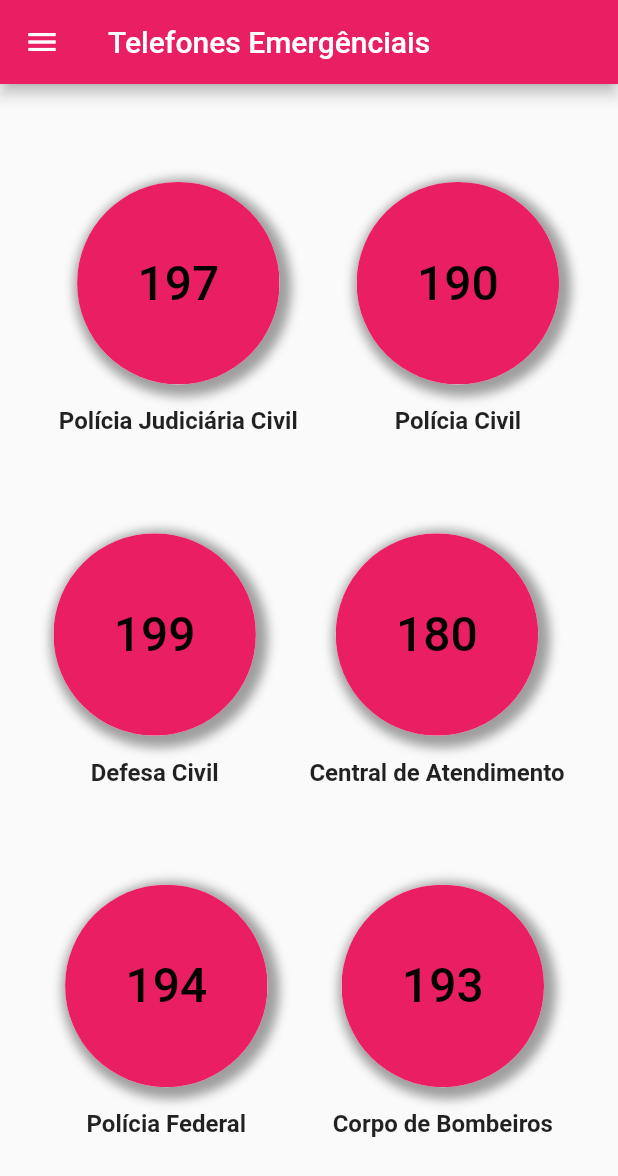
After one commit to Felipe-ABS/SOS_Mulheres_DF, a Flutter app: the TelephonePage screen opened by its route, on a phone screen of 412 x 824 dp. The commit adds this screen. Shown: the top 1176 px of the screen. Run offline on Flutter 3.47's test engine with Material 2 defaults, Android fonts, the phone set to English and light mode, and no system bars.

Commit message:
Tela de Telefones de Emergência criada

```diff
--- a/lib/components/app_drawer.dart
+++ b/lib/components/app_drawer.dart
@@ -33,7 +33,7 @@ class AppDrawer extends StatelessWidget {
               style: TextStyle(fontSize: 16),
             ),
             onTap: () {
-              Navigator.popAndPushNamed(context, "/codigos");
+              Navigator.popAndPushNamed(context, "/addCodigos");
             },
           ),
           const Divider(),
--- a/lib/main.dart
+++ b/lib/main.dart
@@ -2,6 +2,7 @@ import 'package:flutter/material.dart';
 import 'package:sos_mulheres/screens/codigos.dart';
 import 'package:sos_mulheres/screens/leis.dart';
 import 'package:sos_mulheres/screens/menu.dart';
+import 'package:sos_mulheres/screens/telefones.dart';
 
 void main() {
   runApp(const MyApp());
@@ -19,7 +20,8 @@ class MyApp extends StatelessWidget {
       routes: {
         '/': (context) => const MenuPage(title: "menu"),
         '/leis': (context) => const LeiPage(),
-        '/codigos': (context) => const CodePage(),
+        '/addCodigos': (context) => const AddCodePage(),
+        '/telefones': (context) => const TelephonePage(),
       },
     );
   }
--- a/lib/screens/codigos.dart
+++ b/lib/screens/codigos.dart
@@ -1,8 +1,8 @@
 import 'package:flutter/material.dart';
 import '../components/app_drawer.dart';
 
-class CodePage extends StatelessWidget {
-  const CodePage({Key? key}) : super(key: key);
+class AddCodePage extends StatelessWidget {
+  const AddCodePage({Key? key}) : super(key: key);
 
   @override
   Widget build(BuildContext context) {
--- a/lib/screens/menu.dart
+++ b/lib/screens/menu.dart
@@ -1,7 +1,5 @@
 import 'package:flutter/material.dart';
 import 'package:sos_mulheres/components/app_drawer.dart';
-
-import 'codigos.dart';
 
 class MenuPage extends StatelessWidget {
   const MenuPage({Key? key, required this.title}) : super(key: key);
@@ -37,14 +35,16 @@ class MenuPage extends StatelessWidget {
                 child: InkWell(
                   splashColor: Colors.pinkAccent, // Splash color
                   onTap: () {
-                      Navigator.push(
-                        context,
-                        MaterialPageRoute(
-                            builder: (context) => const CodePage()),
-                      );
+                    Navigator.popAndPushNamed(context, "/addCodigos");
                   },
                   child: const SizedBox(
-                        width: 135, height: 135, child: Icon(Icons.add)),
+                    width: 135,
+                    height: 135,
+                    child: Icon(
+                      Icons.add,
+                      size: 50,
+                    ),
+                  ),
                 ),
               ),
             ),
@@ -158,7 +158,9 @@ class MenuPage extends StatelessWidget {
                     color: Colors.pink, // Button color
                     child: InkWell(
                       splashColor: Colors.pinkAccent, // Splash color
-                        onTap: () {},
+                      onTap: () {
+                        Navigator.popAndPushNamed(context, "/telefones");
+                      },
                       child: SizedBox(
                         width: 135,
                         height: 135,
@@ -224,139 +226,7 @@ class MenuPage extends StatelessWidget {
             ],
           ),
         ],
-        )
-
-        // body: Column(
-        //   mainAxisAlignment: MainAxisAlignment.center,
-        //   children: <Widget>[
-        //     SizedBox.fromSize(
-        //       size: const Size(100, 100),
-        //       child: ClipOval(
-        //         child: Material(
-        //           color: Colors.pink,
-        //           child: InkWell(
-        //             splashColor: Colors.amberAccent,
-        //             onTap: () => {debugPrint("SOS")},
-        //             child: const Icon(
-        //               Icons.add,
-        //               size: 50,
-        //             ),
-        //           ),
-        //         ),
-        //       ),
-        //     ),
-        //     Row(
-
-        //       mainAxisAlignment: MainAxisAlignment.center,
-        //       crossAxisAlignment: CrossAxisAlignment.center,
-        //       children: [
-        //         SizedBox.fromSize(
-        //           size: const Size(100, 100),
-        //           child: ClipOval(
-        //             child: Material(
-        //               color: Colors.pink,
-        //               child: InkWell(
-        //                 splashColor: Colors.amberAccent,
-        //                 onTap: () => {debugPrint("Denúncia")},
-        //                 child: Center(
-        //                   child: RichText(
-        //                     textAlign: TextAlign.center,
-        //                     text: const TextSpan(
-        //                       text: "Denúncia",
-        //                       style: TextStyle(
-        //                         fontSize: 16,
-        //                         color: Colors.black,
-        //                       ),
-        //                     ),
-        //                   ),
-        //                 ),
-        //               ),
-        //             ),
-        //           ),
-        //         ),
-        //         SizedBox.fromSize(
-        //           size: const Size(100, 100),
-        //           child: ClipOval(
-        //             child: Material(
-        //               color: Colors.pink,
-        //               child: InkWell(
-        //                 splashColor: Colors.amberAccent,
-        //                 onTap: () => {debugPrint("Informações")},
-        //                 child: Center(
-        //                   child: RichText(
-        //                     textAlign: TextAlign.center,
-        //                     text: const TextSpan(
-        //                       text: "Informações",
-        //                       style: TextStyle(
-        //                         fontSize: 16,
-        //                         color: Colors.black,
-        //                       ),
-        //                     ),
-        //                   ),
-        //                 ),
-        //               ),
-        //             ),
-        //           ),
-        //         ),
-        //       ],
-        //     ),
-        //     Row(
-        //       mainAxisAlignment: MainAxisAlignment.center,
-        //       crossAxisAlignment: CrossAxisAlignment.center,
-        //       children: [
-        //         SizedBox.fromSize(
-        //           size: const Size(100, 100),
-        //           child: ClipOval(
-        //             child: Material(
-        //               color: Colors.pink,
-        //               child: InkWell(
-        //                 splashColor: Colors.amberAccent,
-        //                 onTap: () => {debugPrint("Telefone de Emergência")},
-        //                 child: Center(
-        //                   child: RichText(
-        //                     textAlign: TextAlign.center,
-        //                     text: const TextSpan(
-        //                       text: "Telefone de Emergência",
-        //                       style: TextStyle(
-        //                         fontSize: 16,
-        //                         color: Colors.black,
-        //                       ),
-        //                     ),
-        //                   ),
-        //                 ),
-        //               ),
-        //             ),
-        //           ),
-        //         ),
-        //         SizedBox.fromSize(
-        //           size: const Size(100, 100),
-        //           child: ClipOval(
-        //             child: Material(
-        //               color: Colors.pink,
-        //               child: InkWell(
-        //                 splashColor: Colors.amberAccent,
-        //                 onTap: () =>
-        //                     {debugPrint("Solicitar Medida Protetiva Online")},
-        //                 child: Center(
-        //                   child: RichText(
-        //                     textAlign: TextAlign.center,
-        //                     text: const TextSpan(
-        //                       text: "Solicitar Medida Protetiva Online",
-        //                       style: TextStyle(
-        //                         fontSize: 16,
-        //                         color: Colors.black,
-        //                       ),
-        //                     ),
-        //                   ),
-        //                 ),
-        //               ),
-        //             ),
-        //           ),
-        //         ),
-        //       ],
-        //     ),
-        //   ],
-        // ),
+      ),
     );
   }
 }
--- /dev/null
+++ b/lib/screens/telefones.dart
@@ -0,0 +1,360 @@
+import 'package:flutter/material.dart';
+import 'package:sos_mulheres/components/app_drawer.dart';
+
+class TelephonePage extends StatelessWidget {
+  const TelephonePage({Key? key}) : super(key: key);
+
+  @override
+  Widget build(BuildContext context) {
+    return Scaffold(
+      appBar: AppBar(
+        title: const Text('Telefones Emergênciais'),
+      ),
+      drawer: const AppDrawer(),
+      body: Column(
+        mainAxisAlignment: MainAxisAlignment.spaceEvenly,
+        children: <Widget>[
+          Row(
+            mainAxisAlignment: MainAxisAlignment.spaceEvenly,
+            children: <Widget>[
+              Center(
+                child: Column(
+                  children: [
+                    Container(
+                      height: 135,
+                      width: 135,
+                      decoration: const BoxDecoration(
+                        shape: BoxShape.circle,
+                        color: Colors.white,
+                        boxShadow: [
+                          BoxShadow(
+                              color: Colors.grey,
+                              blurRadius: 5.0,
+                              offset: Offset(3, 3),
+                              spreadRadius: 5.0)
+                        ],
+                      ),
+                      child: ClipOval(
+                        child: Material(
+                          color: Colors.pink, // Button color
+                          child: InkWell(
+                            splashColor: Colors.pinkAccent, // Splash color
+                            child: SizedBox(
+                              width: 135,
+                              height: 135,
+                              child: Center(
+                                child: RichText(
+                                  textAlign: TextAlign.center,
+                                  text: const TextSpan(
+                                    text: "197",
+                                    style: TextStyle(
+                                      fontSize: 32,
+                                      fontWeight: FontWeight.w500,
+                                      color: Colors.black,
+                                    ),
+                                  ),
+                                ),
+                              ),
+                            ),
+                          ),
+                        ),
+                      ),
+                    ),
+                    const SizedBox(height: 15),
+                    const Text(
+                      "Polícia Judiciária Civil",
+                      style: TextStyle(
+                        fontSize: 16,
+                        fontWeight: FontWeight.bold,
+                      ),
+                    ),
+                  ],
+                ),
+              ),
+              Center(
+                child: Column(
+                  children: [
+                    Container(
+                      height: 135,
+                      width: 135,
+                      decoration: const BoxDecoration(
+                        shape: BoxShape.circle,
+                        color: Colors.white,
+                        boxShadow: [
+                          BoxShadow(
+                              color: Colors.grey,
+                              blurRadius: 5.0,
+                              offset: Offset(3, 3),
+                              spreadRadius: 5.0)
+                        ],
+                      ),
+                      child: ClipOval(
+                        child: Material(
+                          color: Colors.pink, // Button color
+                          child: InkWell(
+                            splashColor: Colors.pinkAccent, // Splash color
+                            child: SizedBox(
+                              width: 135,
+                              height: 135,
+                              child: Center(
+                                child: RichText(
+                                  textAlign: TextAlign.center,
+                                  text: const TextSpan(
+                                    text: "190",
+                                    style: TextStyle(
+                                      fontSize: 32,
+                                      fontWeight: FontWeight.w500,
+                                      color: Colors.black,
+                                    ),
+                                  ),
+                                ),
+                              ),
+                            ),
+                          ),
+                        ),
+                      ),
+                    ),
+                    const SizedBox(height: 15),
+                    const Text(
+                      "Polícia Civil",
+                      style: TextStyle(
+                        fontSize: 16,
+                        fontWeight: FontWeight.bold,
+                      ),
+                    ),
+                  ],
+                ),
+              ),
+            ],
+          ),
+          Row(
+            mainAxisAlignment: MainAxisAlignment.spaceEvenly,
+            children: <Widget>[
+              Center(
+                child: Column(
+                  children: [
+                    Container(
+                      height: 135,
+                      width: 135,
+                      decoration: const BoxDecoration(
+                        shape: BoxShape.circle,
+                        color: Colors.white,
+                        boxShadow: [
+                          BoxShadow(
+                              color: Colors.grey,
+                              blurRadius: 5.0,
+                              offset: Offset(3, 3),
+                              spreadRadius: 5.0)
+                        ],
+                      ),
+                      child: ClipOval(
+                        child: Material(
+                          color: Colors.pink, // Button color
+                          child: InkWell(
+                            splashColor: Colors.pinkAccent, // Splash color
+                            child: SizedBox(
+                              width: 135,
+                              height: 135,
+                              child: Center(
+                                child: RichText(
+                                  textAlign: TextAlign.center,
+                                  text: const TextSpan(
+                                    text: "199",
+                                    style: TextStyle(
+                                      fontSize: 32,
+                                      fontWeight: FontWeight.w500,
+                                      color: Colors.black,
+                                    ),
+                                  ),
+                                ),
+                              ),
+                            ),
+                          ),
+                        ),
+                      ),
+                    ),
+                    const SizedBox(height: 15),
+                    const Text(
+                      "Defesa Civil",
+                      style: TextStyle(
+                        fontSize: 16,
+                        fontWeight: FontWeight.bold,
+                      ),
+                    ),
+                  ],
+                ),
+              ),
+              Center(
+                child: Column(
+                  children: [
+                    Container(
+                      height: 135,
+                      width: 135,
+                      decoration: const BoxDecoration(
+                        shape: BoxShape.circle,
+                        color: Colors.white,
+                        boxShadow: [
+                          BoxShadow(
+                              color: Colors.grey,
+                              blurRadius: 5.0,
+                              offset: Offset(3, 3),
+                              spreadRadius: 5.0)
+                        ],
+                      ),
+                      child: ClipOval(
+                        child: Material(
+                          color: Colors.pink, // Button color
+                          child: InkWell(
+                            splashColor: Colors.pinkAccent, // Splash color
+                            child: SizedBox(
+                              width: 135,
+                              height: 135,
+                              child: Center(
+                                child: RichText(
+                                  textAlign: TextAlign.center,
+                                  text: const TextSpan(
+                                    text: "180",
+                                    style: TextStyle(
+                                      fontSize: 32,
+                                      fontWeight: FontWeight.w500,
+                                      color: Colors.black,
+                                    ),
+                                  ),
+                                ),
+                              ),
+                            ),
+                          ),
+                        ),
+                      ),
+                    ),
+                    const SizedBox(height: 15),
+                    const Text(
+                      "Central de Atendimento",
+                      style: TextStyle(
+                        fontSize: 16,
+                        fontWeight: FontWeight.bold,
+                      ),
+                    ),
+                  ],
+                ),
+              ),
+            ],
+          ),
+          Row(
+            mainAxisAlignment: MainAxisAlignment.spaceEvenly,
+            children: <Widget>[
+              Center(
+                child: Column(
+                  children: [
+                    Container(
+                      height: 135,
+                      width: 135,
+                      decoration: const BoxDecoration(
+                        shape: BoxShape.circle,
+                        color: Colors.white,
+                        boxShadow: [
+                          BoxShadow(
+                              color: Colors.grey,
+                              blurRadius: 5.0,
+                              offset: Offset(3, 3),
+                              spreadRadius: 5.0)
+                        ],
+                      ),
+                      child: ClipOval(
+                        child: Material(
+                          color: Colors.pink, // Button color
+                          child: InkWell(
+                            splashColor: Colors.pinkAccent, // Splash color
+                            child: SizedBox(
+                              width: 135,
+                              height: 135,
+                              child: Center(
+                                child: RichText(
+                                  textAlign: TextAlign.center,
+                                  text: const TextSpan(
+                                    text: "194",
+                                    style: TextStyle(
+                                      fontSize: 32,
+                                      fontWeight: FontWeight.w500,
+                                      color: Colors.black,
+                                    ),
+                                  ),
+                                ),
+                              ),
+                            ),
+                          ),
+                        ),
+                      ),
+                    ),
+                    const SizedBox(height: 15),
+                    const Text(
+                      "Polícia Federal",
+                      style: TextStyle(
+                        fontSize: 16,
+                        fontWeight: FontWeight.bold,
+                      ),
+                    ),
+                  ],
+                ),
+              ),
+              Center(
+                child: Column(
+                  children: [
+                    Container(
+                      height: 135,
+                      width: 135,
+                      decoration: const BoxDecoration(
+                        shape: BoxShape.circle,
+                        color: Colors.white,
+                        boxShadow: [
+                          BoxShadow(
+                              color: Colors.grey,
+                              blurRadius: 5.0,
+                              offset: Offset(3, 3),
+                              spreadRadius: 5.0)
+                        ],
+                      ),
+                      child: ClipOval(
+                        child: Material(
+                          color: Colors.pink, // Button color
+                          child: InkWell(
+                            splashColor: Colors.pinkAccent, // Splash color
+                            child: SizedBox(
+                              width: 135,
+                              height: 135,
+                              child: Center(
+                                child: RichText(
+                                  textAlign: TextAlign.center,
+                                  text: const TextSpan(
+                                    text: "193",
+                                    style: TextStyle(
+                                      fontSize: 32,
+                                      fontWeight: FontWeight.w500,
+                                      color: Colors.black,
+                                    ),
+                                  ),
+                                ),
+                              ),
+                            ),
+                          ),
+                        ),
+                      ),
+                    ),
+                    const SizedBox(height: 15),
+                    const Text(
+                      "Corpo de Bombeiros",
+                      style: TextStyle(
+                        fontSize: 16,
+                        fontWeight: FontWeight.bold,
+                      ),
+                    ),
+                  ],
+                ),
+              ),
+            ],
+          ),
+        ],
+      ),
+    );
+  }
+}
```
Lines whose indentation alone changed are shown as unchanged.
